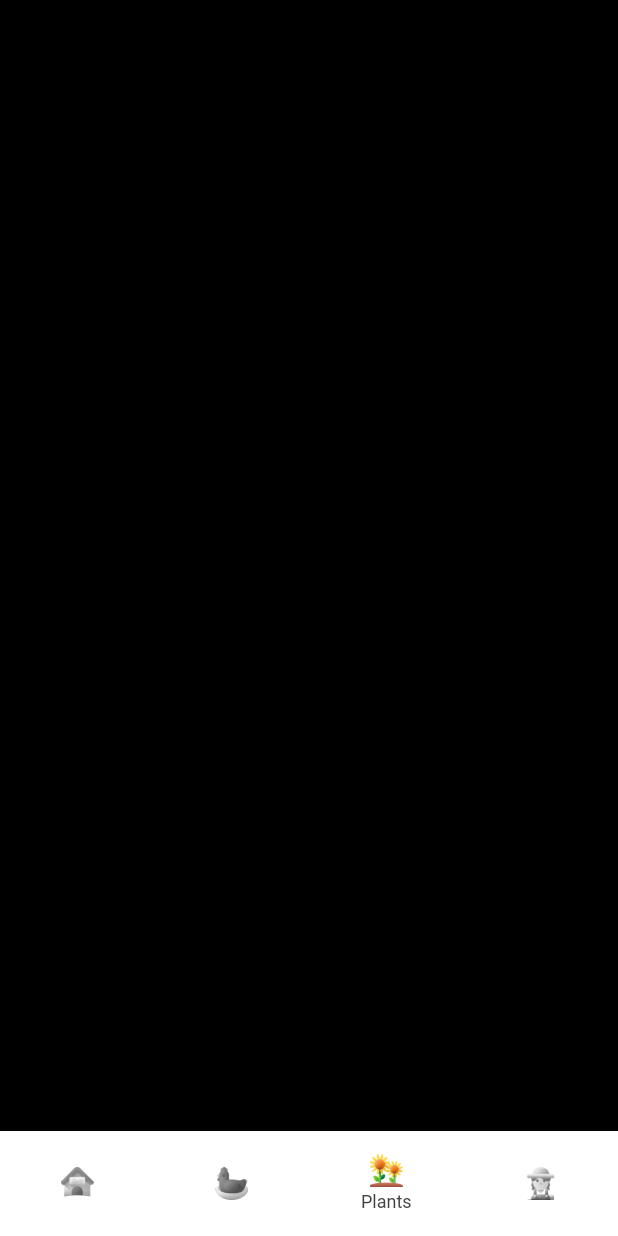
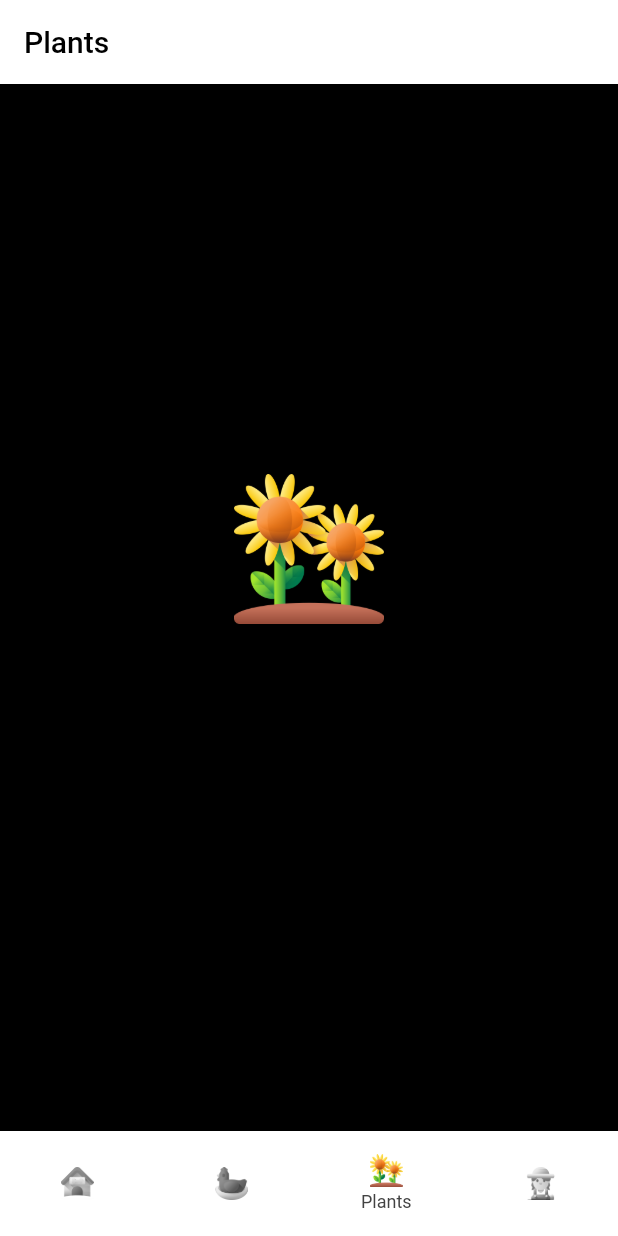
Before and after one commit to HasibeZaferr/Flutter-Bottom-Navigation-Bar, a Flutter app: the screen it shows after launch, item 3 of the bottom bar chosen, on a phone screen of 412 x 824 dp. Run offline on Flutter 3.47's test engine with Material 2 defaults, Android fonts, the phone set to English and light mode, and no system bars; drawn by our look-alikes of persistent_bottom_nav_bar.

Commit message:
added plants screen

```diff
--- a/lib/screens/animals_screen.dart
+++ b/lib/screens/animals_screen.dart
@@ -25,7 +25,7 @@ class AnimalsScreen extends StatelessWidget {
                 height: 100.0),
             SizedBox(height: 50.0),
             Text(
-              'My Sweet Home',
+              'My Sweet Animals',
               style: TextStyle(fontSize: 24),
             ),
           ],
--- a/lib/screens/plants_screen.dart
+++ b/lib/screens/plants_screen.dart
@@ -1,10 +1,36 @@
 import 'package:flutter/material.dart';
+
+import '../utilities/icon_path_util.dart';
 
 class PlantsScreen extends StatelessWidget {
   const PlantsScreen({Key? key}) : super(key: key);
 
   @override
   Widget build(BuildContext context) {
-    return Container();
+    return Scaffold(
+      backgroundColor: Colors.transparent,
+      appBar: AppBar(
+        title: const Text('Plants'),
+        backgroundColor: Colors.white,
+        foregroundColor: Colors.black,
+        elevation: 0.2,
+      ),
+      body: Center(
+        child: Column(
+          crossAxisAlignment: CrossAxisAlignment.center,
+          mainAxisAlignment: MainAxisAlignment.center,
+          children: const <Widget>[
+            Image(
+                image: AssetImage(kIconPathBottomNavigationBarPlants),
+                height: 100.0),
+            SizedBox(height: 50.0),
+            Text(
+              'My Sweet Plants',
+              style: TextStyle(fontSize: 24),
+            ),
+          ],
+        ),
+      ),
+    );
   }
 }
```
